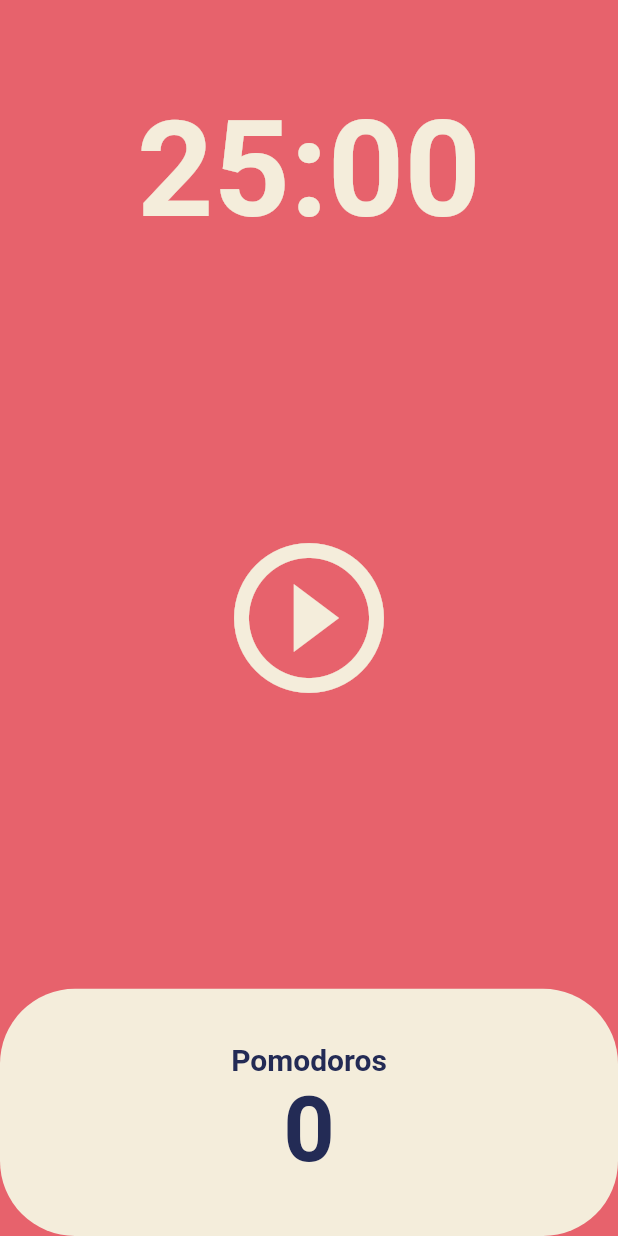
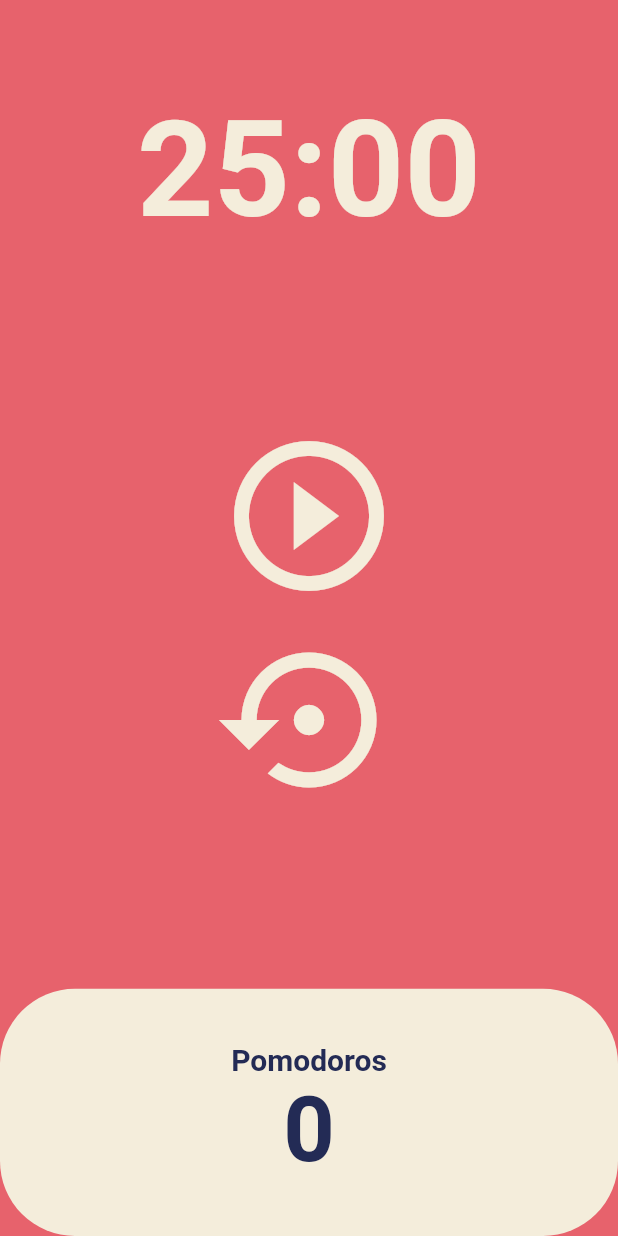
Before and after one commit to tacowasabii/Flutter-Pomodoro, a Flutter app: the screen it shows after launch, on a phone screen of 412 x 824 dp. Run offline on Flutter 3.47's test engine with Material 2 defaults, Android fonts, the light colour scheme and no system bars.

Commit message:
reset button

```diff
--- a/lib/screens/home_screen.dart
+++ b/lib/screens/home_screen.dart
@@ -48,6 +48,14 @@ class _HomeScreenState extends State<HomeScreen> {
     });
   }
 
+  void onResetPressed() {
+    timer.cancel();
+    setState(() {
+      isRunning = false;
+      totalSeconds = twentyFiveMinutes;
+    });
+  }
+
   String format(int seconds) {
     var duration = Duration(seconds: seconds);
     return duration.toString().split('.').first.substring(2, 7);
@@ -75,13 +83,24 @@ class _HomeScreenState extends State<HomeScreen> {
           Flexible(
             flex: 3,
             child: Center(
-              child: IconButton(
+              child: Column(
+                mainAxisAlignment: MainAxisAlignment.center,
+                children: [
+                  IconButton(
                     onPressed: isRunning ? onPausePressed : onStartPressed,
                     icon: Icon(isRunning
                         ? Icons.pause_circle_outline
                         : Icons.play_circle_outline),
                     iconSize: 120,
                     color: Theme.of(context).cardColor,
+                  ),
+                  IconButton(
+                    onPressed: onResetPressed,
+                    icon: const Icon(Icons.settings_backup_restore_outlined),
+                    iconSize: 120,
+                    color: Theme.of(context).cardColor,
+                  ),
+                ],
               ),
             ),
           ),
```
Lines whose indentation alone changed are shown as unchanged.
